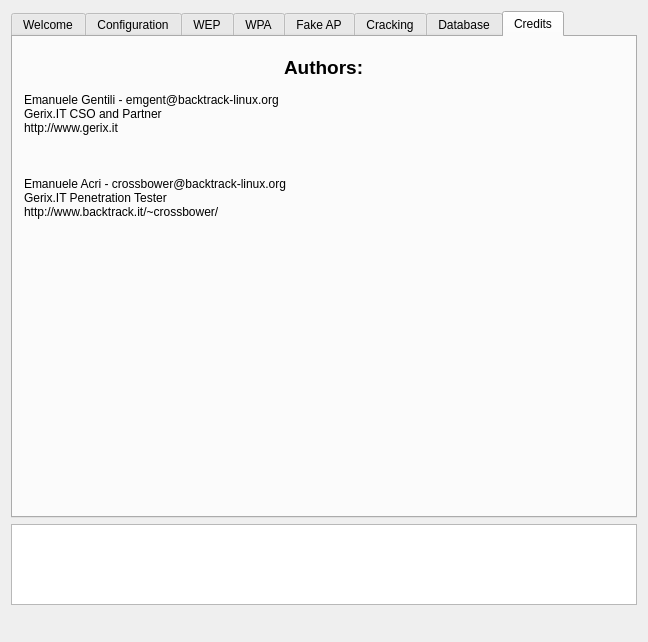
First picture: the form in gerix.ui, repository J4r3tt/gerix-wifi-cracker-2, before the edit.
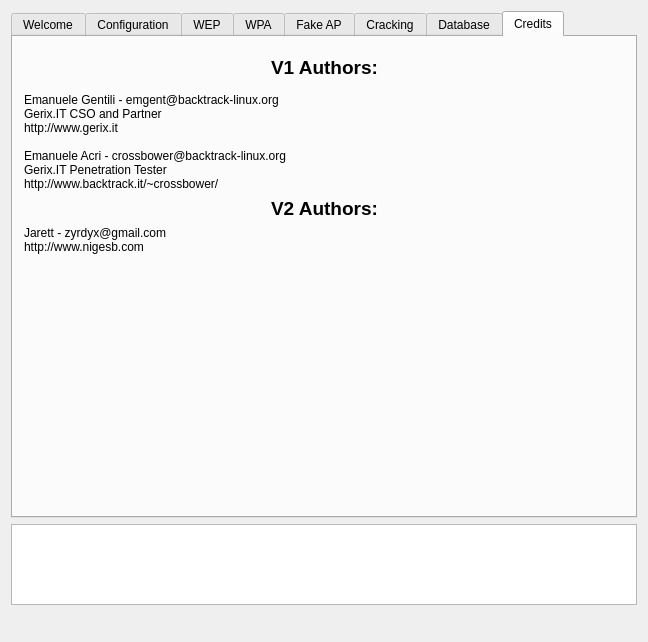
Second picture: the form after the edit. The open tabs and pages were chosen to show the change. Icons and pictures are not drawn.

The edit to the form file:
```diff
--- a/gerix.ui
+++ b/gerix.ui
@@ -1609,10 +1609,19 @@
        <attribute name="title">
         <string>Credits</string>
        </attribute>
-       <layout class="QVBoxLayout">
+       <layout class="QVBoxLayout" name="verticalLayout">
         <item>
          <layout class="QHBoxLayout">
-          <property name="margin">
+          <property name="leftMargin">
+           <number>8</number>
+          </property>
+          <property name="topMargin">
+           <number>8</number>
+          </property>
+          <property name="rightMargin">
+           <number>8</number>
+          </property>
+          <property name="bottomMargin">
            <number>8</number>
           </property>
           <item>
@@ -1641,7 +1650,7 @@
              </font>
             </property>
             <property name="text">
-             <string>Authors:</string>
+             <string>&lt;html&gt;&lt;head/&gt;&lt;body&gt;&lt;p&gt;V1 Authors:&lt;/p&gt;&lt;/body&gt;&lt;/html&gt;</string>
             </property>
             <property name="wordWrap">
              <bool>false</bool>
@@ -1669,42 +1678,11 @@
         <item>
          <widget class="QLabel" name="textLabel16">
           <property name="text">
-           <string>Emanuele Gentili - emgent@backtrack-linux.org&lt;br&gt;
-Gerix.IT CSO and Partner&lt;br&gt;
-http://www.gerix.it</string>
-          </property>
-          <property name="wordWrap">
-           <bool>false</bool>
-          </property>
-         </widget>
-        </item>
-        <item>
-         <layout class="QHBoxLayout">
-          <property name="margin">
-           <number>8</number>
-          </property>
-          <item>
-           <spacer name="spacer39_2">
-            <property name="orientation">
-             <enum>Qt::Horizontal</enum>
-            </property>
-            <property name="sizeType">
-             <enum>QSizePolicy::Expanding</enum>
-            </property>
-            <property name="sizeHint" stdset="0">
-             <size>
-              <width>61</width>
-              <height>20</height>
-             </size>
-            </property>
-           </spacer>
-          </item>
-         </layout>
-        </item>
-        <item>
-         <widget class="QLabel" name="textLabel17_2">
-          <property name="text">
-           <string>Emanuele Acri - crossbower@backtrack-linux.org
+           <string>Emanuele Gentili - emgent@backtrack-linux.org
+Gerix.IT CSO and Partner
+http://www.gerix.it
+
+Emanuele Acri - crossbower@backtrack-linux.org
 Gerix.IT Penetration Tester
 http://www.backtrack.it/~crossbower/</string>
           </property>
@@ -1713,6 +1691,60 @@
           </property>
          </widget>
         </item>
+        <item>
+         <layout class="QHBoxLayout" name="horizontalLayout">
+          <item>
+           <spacer name="spacer39_3">
+            <property name="orientation">
+             <enum>Qt::Horizontal</enum>
+            </property>
+            <property name="sizeType">
+             <enum>QSizePolicy::Expanding</enum>
+            </property>
+            <property name="sizeHint" stdset="0">
+             <size>
+              <width>61</width>
+              <height>20</height>
+             </size>
+            </property>
+           </spacer>
+          </item>
+          <item>
+           <widget class="QLabel" name="textLabel15">
+            <property name="text">
+             <string>&lt;html&gt;&lt;head/&gt;&lt;body&gt;&lt;p&gt;&lt;span style=&quot; font-size:14pt; font-weight:600;&quot;&gt;V2 Authors:&lt;/span&gt;&lt;/p&gt;&lt;/body&gt;&lt;/html&gt;</string>
+            </property>
+           </widget>
+          </item>
+          <item>
+           <spacer name="spacer39_2">
+            <property name="orientation">
+             <enum>Qt::Horizontal</enum>
+            </property>
+            <property name="sizeType">
+             <enum>QSizePolicy::Expanding</enum>
+            </property>
+            <property name="sizeHint" stdset="0">
+             <size>
+              <width>61</width>
+              <height>20</height>
+             </size>
+            </property>
+           </spacer>
+          </item>
+         </layout>
+        </item>
+        <item>
+         <widget class="QLabel" name="textLabel17_2">
+          <property name="text">
+           <string>Jarett - zyrdyx@gmail.com
+http://www.nigesb.com</string>
+          </property>
+          <property name="wordWrap">
+           <bool>false</bool>
+          </property>
+         </widget>
+        </item>
         <item>
          <spacer name="spacer41">
           <property name="orientation">
```
Left out of the diff: 789 changed lines with no effect on the pictures.
